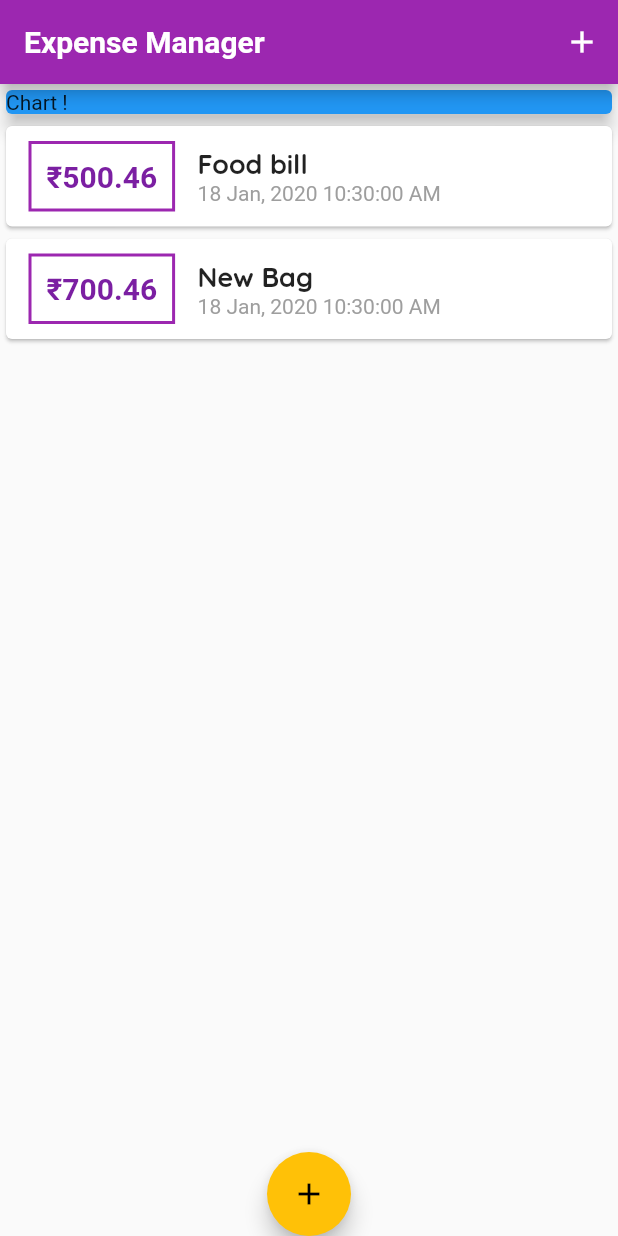
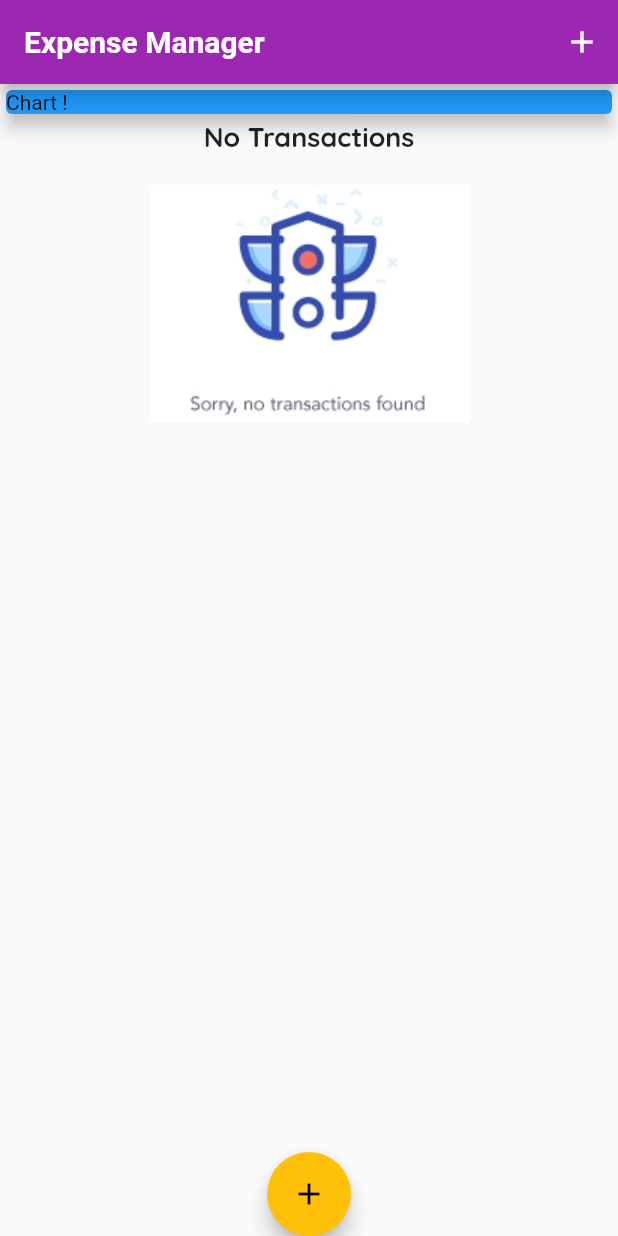
Before and after one commit to bhavikvashi1804/Expense-manager, a Flutter app: the screen it shows after launch, on a phone screen of 412 x 824 dp. Run offline on Flutter 3.47's test engine with Material 2 defaults, Android fonts, the phone set to English and light mode, and no system bars; missing offline and left inert: dart:ffi.

Commit message:
add image

```diff
--- a/lib/main.dart
+++ b/lib/main.dart
@@ -44,12 +44,7 @@ class _MyHomePageState extends State<MyHomePage> {
 
 
 
-  final List<Transaction> _userTransactions = [
-    Transaction(
-        id: 't001', title: 'Food bill', amount: 500.46, date: DateTime.now()),
-    Transaction(
-        id: 't002', title: 'New Bag', amount: 700.46, date: DateTime.now()),
-  ];
+  final List<Transaction> _userTransactions = [];
 
   void _addNewTransaction(String title,double amount){
     final newTx=Transaction(
--- a/lib/widgets/transaction_list.dart
+++ b/lib/widgets/transaction_list.dart
@@ -13,7 +13,18 @@ class TransactionList extends StatelessWidget {
   Widget build(BuildContext context) {
     return Container(
       height: 400,
-      child: ListView.builder(
+      child: _userTransactions.isEmpty?
+        Column(
+          children: <Widget>[
+            Text('No Transactions',style: Theme.of(context).textTheme.title,),
+            SizedBox(
+              height: 20,
+
+            ),
+            Image.asset('assets/images/no_tx.png',fit: BoxFit.cover,),
+          ],
+        )
+        :ListView.builder(
         itemBuilder: (ctx,index){
 
           return Card(
--- a/pubspec.yaml
+++ b/pubspec.yaml
@@ -19,6 +19,9 @@ dev_dependencies:
 
 flutter:
   uses-material-design: true
+  assets:
+    - assets/images/flutter_t.jpg
+    - assets/images/no_tx.png
 
 
 
```
Also changed, not shown: assets/images/flutter_t.jpg (added), assets/images/no_tx.png (added).
